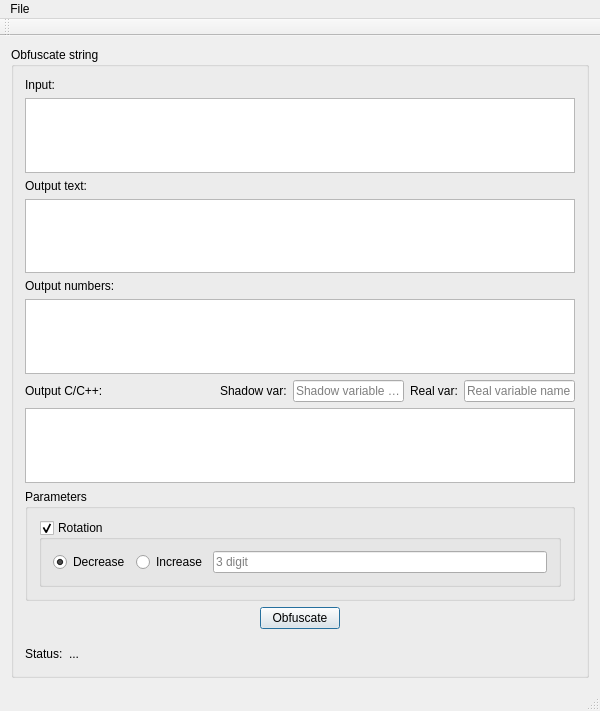
The window that DumbObfuscator/DumbObfuscator.ui (killdaclick/DumbObfuscator) describes before a commit, drawn with Qt 5.
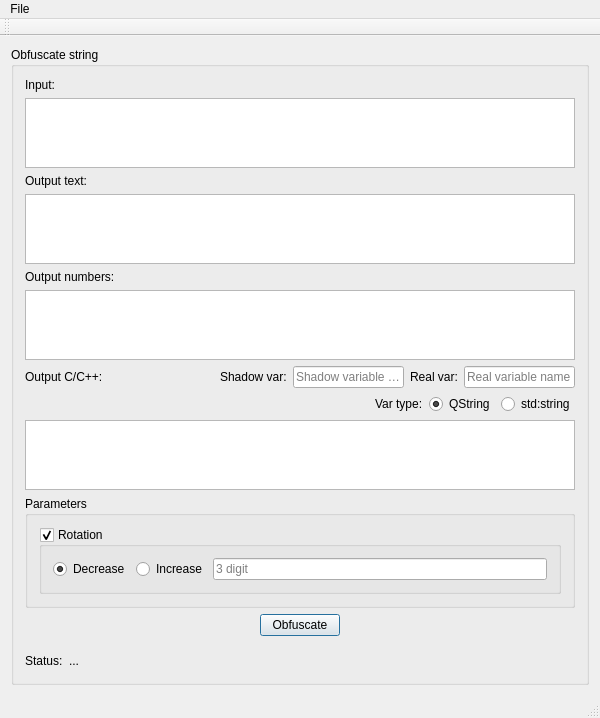
The same window after the commit.

Commit message: Dodaje wybor typu zmiennej

The edit to the form file:
```diff
--- a/DumbObfuscator/DumbObfuscator.ui
+++ b/DumbObfuscator/DumbObfuscator.ui
@@ -7,7 +7,7 @@
     <x>0</x>
     <y>0</y>
     <width>600</width>
-    <height>711</height>
+    <height>678</height>
    </rect>
   </property>
   <property name="windowTitle">
@@ -117,6 +117,50 @@
          </item>
         </layout>
        </item>
+       <item>
+        <layout class="QHBoxLayout" name="varTypeLayout">
+         <property name="topMargin">
+          <number>0</number>
+         </property>
+         <item>
+          <spacer name="horizontalSpacer_5">
+           <property name="orientation">
+            <enum>Qt::Horizontal</enum>
+           </property>
+           <property name="sizeHint" stdset="0">
+            <size>
+             <width>40</width>
+             <height>20</height>
+            </size>
+           </property>
+          </spacer>
+         </item>
+         <item>
+          <widget class="QLabel" name="label_8">
+           <property name="text">
+            <string>Var type:</string>
+           </property>
+          </widget>
+         </item>
+         <item>
+          <widget class="QRadioButton" name="varQStringType">
+           <property name="text">
+            <string>QString</string>
+           </property>
+           <property name="checked">
+            <bool>true</bool>
+           </property>
+          </widget>
+         </item>
+         <item>
+          <widget class="QRadioButton" name="varStdStringType">
+           <property name="text">
+            <string>std:string</string>
+           </property>
+          </widget>
+         </item>
+        </layout>
+       </item>
        <item>
         <widget class="QPlainTextEdit" name="outputC">
          <property name="readOnly">
```
The commit also changes 2 other files.
